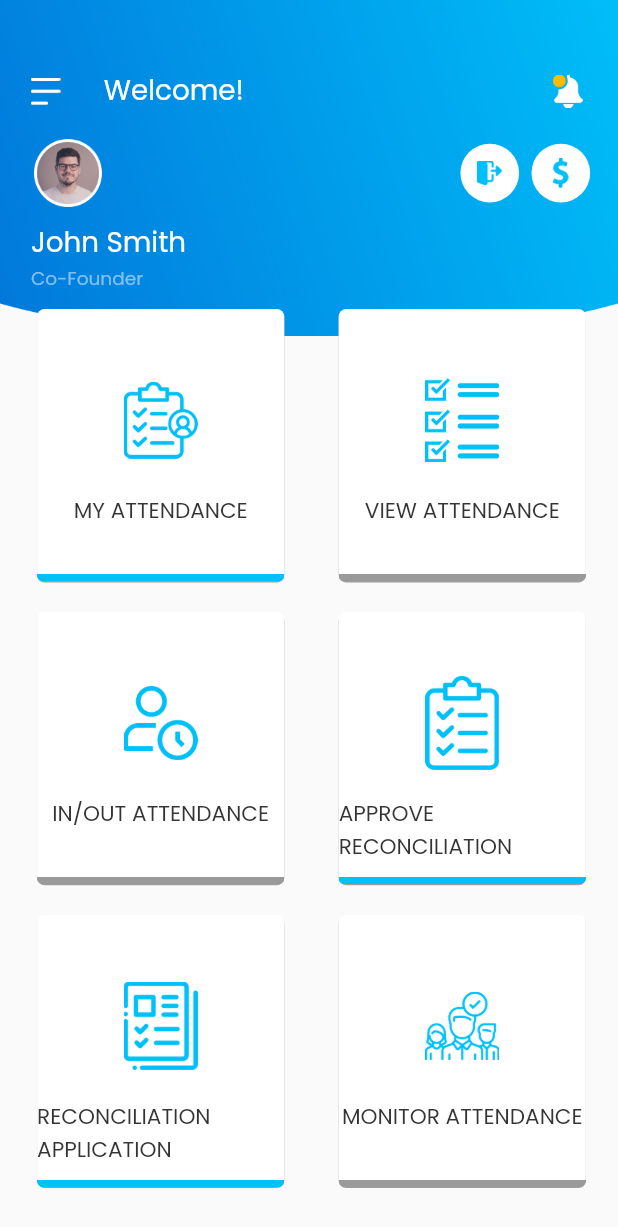
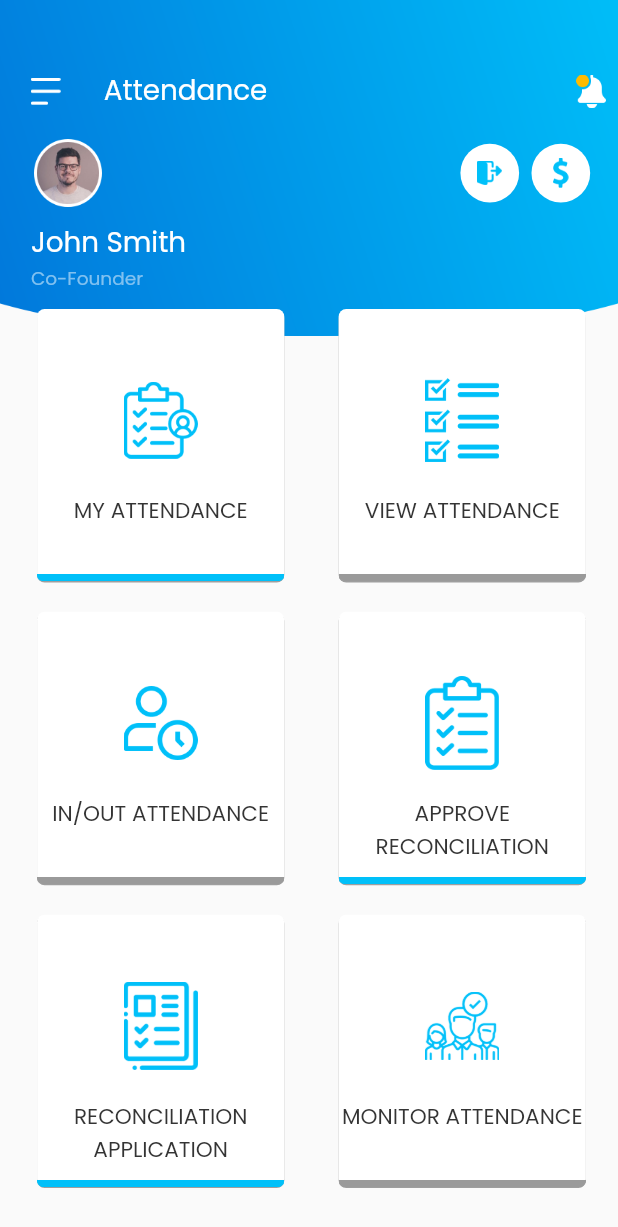
Before and after one commit to Abhisheksainii/company_manager_app, a Flutter app: the screen it shows after launch, on a phone screen of 412 x 824 dp. Shown: the top 1227 px of the screen. Run offline on Flutter 3.47's test engine with Material 2 defaults, Android fonts, the phone set to English and light mode, and no system bars; our stand-ins replace flutter_slider_drawer, google_fonts, sizer.

Commit message:
attendance file added

```diff
--- a/lib/screens/Home/attendance.dart
+++ b/lib/screens/Home/attendance.dart
@@ -39,7 +39,7 @@
                         width: w * 0.07,
                       ),
                       Text(
-                        "Welcome!",
+                        "Attendance",
                         style: GoogleFonts.poppins(
                             fontSize: w * 0.045,
                             color: Appcolors.whitecolor,
@@ -290,6 +290,7 @@
                     Container(
                       child: Text(
                         "${widget.cardText}",
+                        textAlign: TextAlign.center,
                         style: GoogleFonts.poppins(
                           fontSize: widget.w * 0.035,
                           color: Color(0xFF343434),
```
